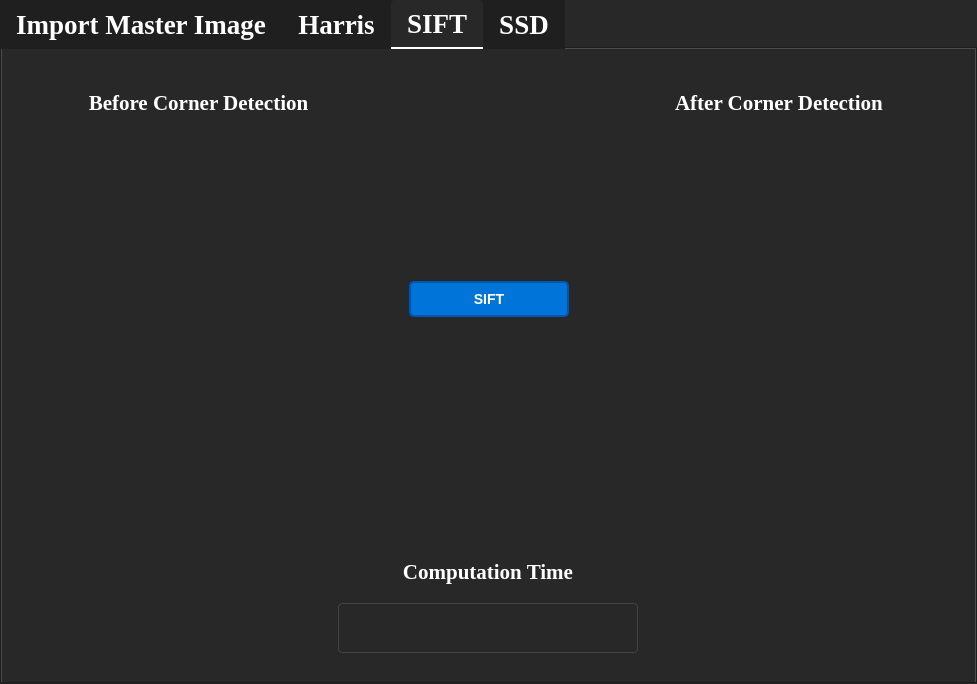
Qt form MainWindow.ui (fadymohsen/VisionWithHarrisSIFT) before a commit.
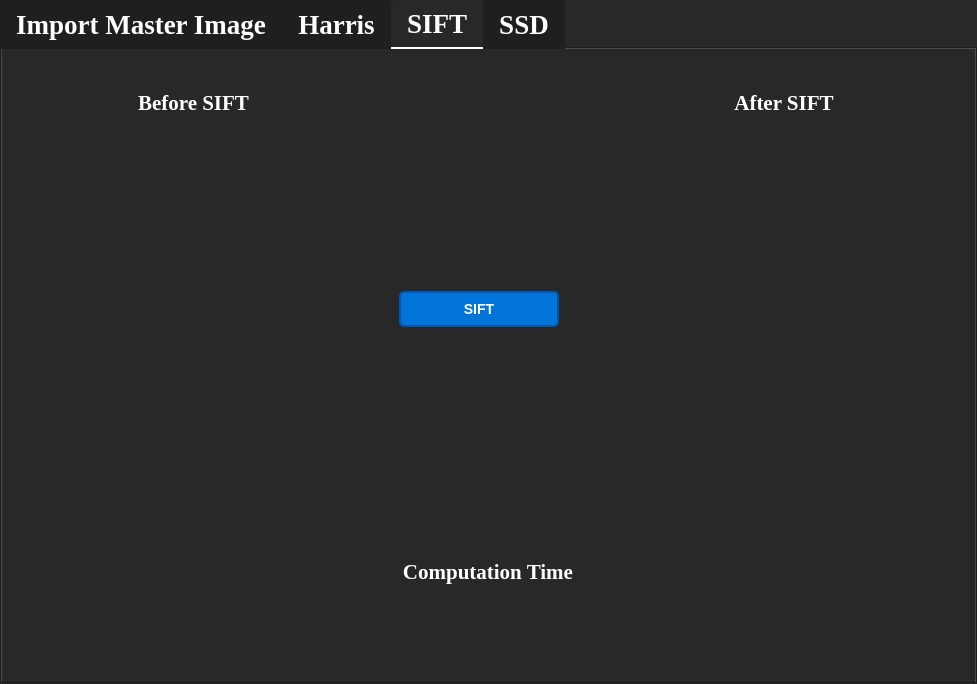
The same form after that commit. The open tabs and pages were chosen to show the change. Custom widgets are drawn as their Qt base class.

```diff
--- a/MainWindow.ui
+++ b/MainWindow.ui
@@ -1480,7 +1480,7 @@
                </font>
               </property>
               <property name="text">
-               <string>Before Corner Detection</string>
+               <string>Before SIFT</string>
               </property>
               <property name="alignment">
                <set>Qt::AlignCenter</set>
@@ -1540,6 +1540,22 @@
             </property>
            </widget>
           </item>
+          <item>
+           <spacer name="verticalSpacer_12">
+            <property name="orientation">
+             <enum>Qt::Vertical</enum>
+            </property>
+            <property name="sizeType">
+             <enum>QSizePolicy::Fixed</enum>
+            </property>
+            <property name="sizeHint" stdset="0">
+             <size>
+              <width>20</width>
+              <height>20</height>
+             </size>
+            </property>
+           </spacer>
+          </item>
           <item>
            <spacer name="horizontalSpacer_18">
             <property name="orientation">
@@ -1586,7 +1602,7 @@
                </font>
               </property>
               <property name="text">
-               <string>After Corner Detection</string>
+               <string>After SIFT</string>
               </property>
               <property name="alignment">
                <set>Qt::AlignCenter</set>
@@ -1619,22 +1635,6 @@
           </item>
          </layout>
         </item>
-        <item>
-         <spacer name="verticalSpacer_12">
-          <property name="orientation">
-           <enum>Qt::Vertical</enum>
-          </property>
-          <property name="sizeType">
-           <enum>QSizePolicy::Fixed</enum>
-          </property>
-          <property name="sizeHint" stdset="0">
-           <size>
-            <width>20</width>
-            <height>20</height>
-           </size>
-          </property>
-         </spacer>
-        </item>
         <item>
          <layout class="QHBoxLayout" name="horizontalLayout_11">
           <item>
@@ -1691,13 +1691,7 @@
              </widget>
             </item>
             <item>
-             <widget class="QTextEdit" name="textEdit_computationTime">
-              <property name="sizePolicy">
-               <sizepolicy hsizetype="Fixed" vsizetype="Fixed">
-                <horstretch>0</horstretch>
-                <verstretch>0</verstretch>
-               </sizepolicy>
-              </property>
+             <widget class="QLabel" name="label_SIFTcomputationTime">
               <property name="minimumSize">
                <size>
                 <width>300</width>
@@ -1710,14 +1704,11 @@
                 <height>50</height>
                </size>
               </property>
-              <property name="toolTipDuration">
-               <number>-1</number>
+              <property name="text">
+               <string/>
               </property>
-              <property name="styleSheet">
-               <string notr="true">size:15px</string>
-              </property>
-              <property name="readOnly">
-               <bool>true</bool>
+              <property name="alignment">
+               <set>Qt::AlignCenter</set>
               </property>
              </widget>
             </item>
```
